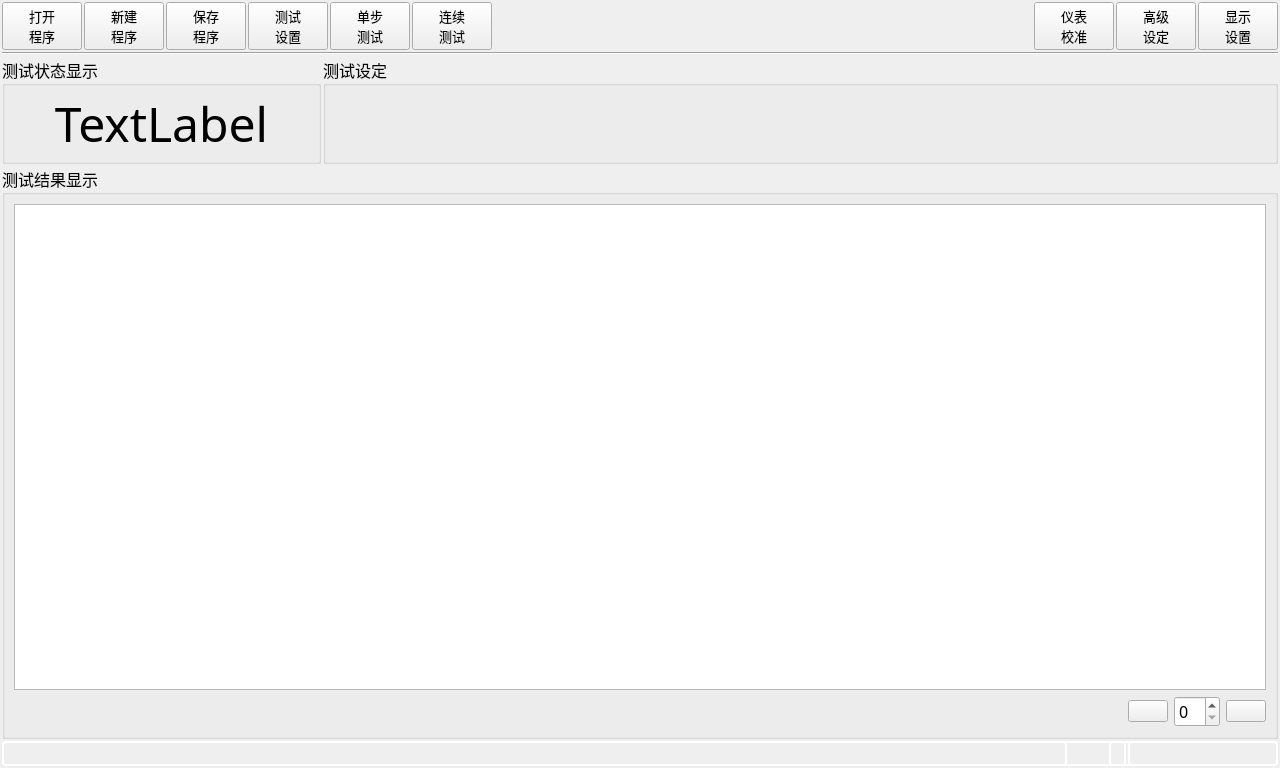
Qt form MeterMode/clsMeterMode.ui (caicaiking/WKEFactoryView2014) before a commit.
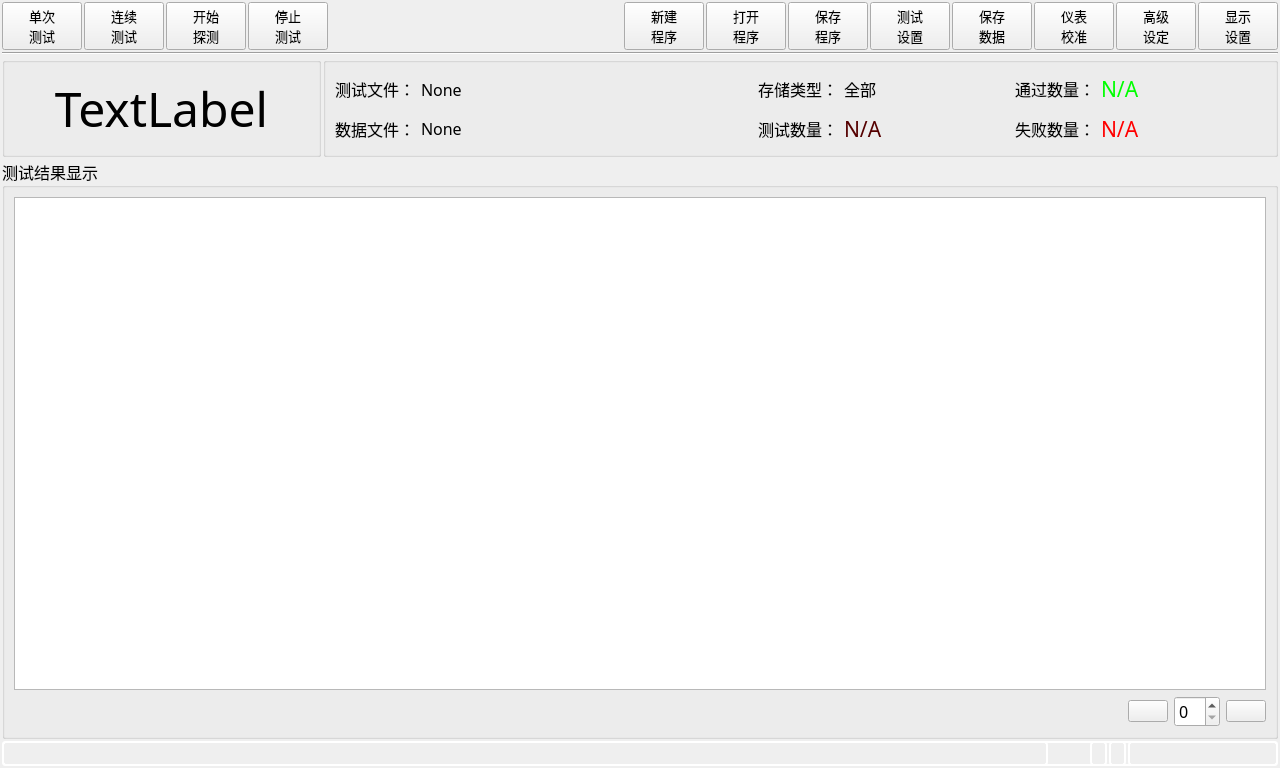
The same form after that commit. Icons and pictures are not drawn. Custom widgets are drawn as their Qt base class.

Commit message: 还有保存结果没有完成，明天就可以结束了。

The edit to the form file:
```diff
--- a/MeterMode/clsMeterMode.ui
+++ b/MeterMode/clsMeterMode.ui
@@ -40,7 +40,7 @@
     <item>
      <layout class="QHBoxLayout" name="horizontalLayout_2">
       <item>
-       <widget class="QPushButton" name="btnOpenTask">
+       <widget class="QPushButton" name="btnTrig">
         <property name="minimumSize">
          <size>
           <width>0</width>
@@ -57,12 +57,12 @@
          <string>&lt;html&gt;&lt;head/&gt;&lt;body&gt;&lt;p&gt;单击可以进行一次测试。&lt;/p&gt;&lt;/body&gt;&lt;/html&gt;</string>
         </property>
         <property name="text">
-         <string>打开
-程序</string>
+         <string>单次
+测试</string>
         </property>
         <property name="icon">
          <iconset resource="../recFile/myRes.qrc">
-          <normaloff>:/Icons/open.png</normaloff>:/Icons/open.png</iconset>
+          <normaloff>:/Icons/single.png</normaloff>:/Icons/single.png</iconset>
         </property>
         <property name="iconSize">
          <size>
@@ -70,6 +70,9 @@
           <height>20</height>
          </size>
         </property>
+        <property name="shortcut">
+         <string>Enter</string>
+        </property>
         <property name="checkable">
          <bool>false</bool>
         </property>
@@ -78,6 +81,142 @@
         </property>
        </widget>
       </item>
+      <item>
+       <widget class="QPushButton" name="btnRep">
+        <property name="minimumSize">
+         <size>
+          <width>0</width>
+          <height>40</height>
+         </size>
+        </property>
+        <property name="font">
+         <font>
+          <family>楷体</family>
+          <pointsize>10</pointsize>
+         </font>
+        </property>
+        <property name="toolTip">
+         <string>&lt;html&gt;&lt;head/&gt;&lt;body&gt;&lt;p&gt;单击可以进行一次测试。&lt;/p&gt;&lt;/body&gt;&lt;/html&gt;</string>
+        </property>
+        <property name="text">
+         <string>连续
+测试</string>
+        </property>
+        <property name="icon">
+         <iconset resource="../recFile/myRes.qrc">
+          <normaloff>:/Icons/repeat.png</normaloff>:/Icons/repeat.png</iconset>
+        </property>
+        <property name="iconSize">
+         <size>
+          <width>20</width>
+          <height>20</height>
+         </size>
+        </property>
+        <property name="checkable">
+         <bool>true</bool>
+        </property>
+        <property name="autoExclusive">
+         <bool>false</bool>
+        </property>
+       </widget>
+      </item>
+      <item>
+       <widget class="QPushButton" name="btnStartDetect">
+        <property name="minimumSize">
+         <size>
+          <width>0</width>
+          <height>40</height>
+         </size>
+        </property>
+        <property name="font">
+         <font>
+          <family>楷体</family>
+          <pointsize>10</pointsize>
+         </font>
+        </property>
+        <property name="toolTip">
+         <string>&lt;html&gt;&lt;head/&gt;&lt;body&gt;&lt;p&gt;单击可以进行一次测试。&lt;/p&gt;&lt;/body&gt;&lt;/html&gt;</string>
+        </property>
+        <property name="text">
+         <string>开始
+探测</string>
+        </property>
+        <property name="icon">
+         <iconset resource="../recFile/myRes.qrc">
+          <normaloff>:/Icons/detect.png</normaloff>:/Icons/detect.png</iconset>
+        </property>
+        <property name="iconSize">
+         <size>
+          <width>20</width>
+          <height>20</height>
+         </size>
+        </property>
+        <property name="shortcut">
+         <string>Enter</string>
+        </property>
+        <property name="checkable">
+         <bool>false</bool>
+        </property>
+        <property name="autoExclusive">
+         <bool>false</bool>
+        </property>
+       </widget>
+      </item>
+      <item>
+       <widget class="QPushButton" name="btnStop">
+        <property name="minimumSize">
+         <size>
+          <width>0</width>
+          <height>40</height>
+         </size>
+        </property>
+        <property name="font">
+         <font>
+          <family>楷体</family>
+          <pointsize>10</pointsize>
+         </font>
+        </property>
+        <property name="toolTip">
+         <string>&lt;html&gt;&lt;head/&gt;&lt;body&gt;&lt;p&gt;单击可以进行一次测试。&lt;/p&gt;&lt;/body&gt;&lt;/html&gt;</string>
+        </property>
+        <property name="text">
+         <string>停止
+测试</string>
+        </property>
+        <property name="icon">
+         <iconset resource="../recFile/myRes.qrc">
+          <normaloff>:/Icons/stop2.png</normaloff>:/Icons/stop2.png</iconset>
+        </property>
+        <property name="iconSize">
+         <size>
+          <width>20</width>
+          <height>20</height>
+         </size>
+        </property>
+        <property name="shortcut">
+         <string>Esc</string>
+        </property>
+        <property name="checkable">
+         <bool>false</bool>
+        </property>
+        <property name="autoExclusive">
+         <bool>false</bool>
+        </property>
+       </widget>
+      </item>
+      <item>
+       <spacer name="horizontalSpacer_4">
+        <property name="orientation">
+         <enum>Qt::Horizontal</enum>
+        </property>
+        <property name="sizeHint" stdset="0">
+         <size>
+          <width>40</width>
+          <height>20</height>
+         </size>
+        </property>
+       </spacer>
+      </item>
       <item>
        <widget class="QPushButton" name="btnNewTask">
         <property name="minimumSize">
@@ -117,6 +256,45 @@
         </property>
        </widget>
       </item>
+      <item>
+       <widget class="QPushButton" name="btnOpenTask">
+        <property name="minimumSize">
+         <size>
+          <width>0</width>
+          <height>40</height>
+         </size>
+        </property>
+        <property name="font">
+         <font>
+          <family>楷体</family>
+          <pointsize>10</pointsize>
+         </font>
+        </property>
+        <property name="toolTip">
+         <string>&lt;html&gt;&lt;head/&gt;&lt;body&gt;&lt;p&gt;单击可以进行一次测试。&lt;/p&gt;&lt;/body&gt;&lt;/html&gt;</string>
+        </property>
+        <property name="text">
+         <string>打开
+程序</string>
+        </property>
+        <property name="icon">
+         <iconset resource="../recFile/myRes.qrc">
+          <normaloff>:/Icons/open.png</normaloff>:/Icons/open.png</iconset>
+        </property>
+        <property name="iconSize">
+         <size>
+          <width>20</width>
+          <height>20</height>
+         </size>
+        </property>
+        <property name="checkable">
+         <bool>false</bool>
+        </property>
+        <property name="autoExclusive">
+         <bool>false</bool>
+        </property>
+       </widget>
+      </item>
       <item>
        <widget class="QPushButton" name="btnSaveTask">
         <property name="minimumSize">
@@ -196,7 +374,7 @@
        </widget>
       </item>
       <item>
-       <widget class="QPushButton" name="btnTrig">
+       <widget class="QPushButton" name="btnSaveData">
         <property name="minimumSize">
          <size>
           <width>0</width>
@@ -213,12 +391,12 @@
          <string>&lt;html&gt;&lt;head/&gt;&lt;body&gt;&lt;p&gt;单击可以进行一次测试。&lt;/p&gt;&lt;/body&gt;&lt;/html&gt;</string>
         </property>
         <property name="text">
-         <string>单步
-测试</string>
+         <string>保存
+数据</string>
         </property>
         <property name="icon">
          <iconset resource="../recFile/myRes.qrc">
-          <normaloff>:/Icons/single.png</normaloff>:/Icons/single.png</iconset>
+          <normaloff>:/Icons/stepSave.png</normaloff>:/Icons/stepSave.png</iconset>
         </property>
         <property name="iconSize">
          <size>
@@ -234,64 +412,6 @@
         </property>
        </widget>
       </item>
-      <item>
-       <widget class="QPushButton" name="btnRep">
-        <property name="minimumSize">
-         <size>
-          <width>0</width>
-          <height>40</height>
-         </size>
-        </property>
-        <property name="font">
-         <font>
-          <family>楷体</family>
-          <pointsize>10</pointsize>
-         </font>
-        </property>
-        <property name="toolTip">
-         <string>&lt;html&gt;&lt;head/&gt;&lt;body&gt;&lt;p&gt;单击可以进行一次测试。&lt;/p&gt;&lt;/body&gt;&lt;/html&gt;</string>
-        </property>
-        <property name="text">
-         <string>连续
-测试</string>
-        </property>
-        <property name="icon">
-         <iconset resource="../recFile/myRes.qrc">
-          <normaloff>:/Icons/repeat.png</normaloff>:/Icons/repeat.png</iconset>
-        </property>
-        <property name="iconSize">
-         <size>
-          <width>20</width>
-          <height>20</height>
-         </size>
-        </property>
-        <property name="checkable">
-         <bool>true</bool>
-        </property>
-        <property name="autoExclusive">
-         <bool>false</bool>
-        </property>
-       </widget>
-      </item>
-      <item>
-       <spacer name="horizontalSpacer_2">
-        <property name="font">
-         <font>
-          <family>楷体</family>
-          <pointsize>12</pointsize>
-         </font>
-        </property>
-        <property name="orientation">
-         <enum>Qt::Horizontal</enum>
-        </property>
-        <property name="sizeHint" stdset="0">
-         <size>
-          <width>40</width>
-          <height>20</height>
-         </size>
-        </property>
-       </spacer>
-      </item>
       <item>
        <widget class="QPushButton" name="btnCalibration">
         <property name="minimumSize">
@@ -402,7 +522,7 @@
          </size>
         </property>
         <property name="checkable">
-         <bool>true</bool>
+         <bool>false</bool>
         </property>
         <property name="autoExclusive">
          <bool>false</bool>
@@ -437,7 +557,7 @@
            </font>
           </property>
           <property name="title">
-           <string>测试状态显示</string>
+           <string/>
           </property>
           <layout class="QHBoxLayout" name="horizontalLayout_8">
            <property name="spacing">
@@ -495,8 +615,175 @@
            </font>
           </property>
           <property name="title">
-           <string>测试设定</string>
+           <string/>
           </property>
+          <layout class="QGridLayout" name="gridLayout" columnstretch="0,10,0,5,0,5">
+           <item row="0" column="0">
+            <widget class="QLabel" name="label">
+             <property name="font">
+              <font>
+               <family>楷体</family>
+               <pointsize>12</pointsize>
+              </font>
+             </property>
+             <property name="text">
+              <string>测试文件：</string>
+             </property>
+            </widget>
+           </item>
+           <item row="0" column="1">
+            <widget class="QLabel" name="txtTaskFile">
+             <property name="font">
+              <font>
+               <family>楷体</family>
+               <pointsize>12</pointsize>
+              </font>
+             </property>
+             <property name="text">
+              <string>None</string>
+             </property>
+            </widget>
+           </item>
+           <item row="0" column="2">
+            <widget class="QLabel" name="label_3">
+             <property name="font">
+              <font>
+               <family>楷体</family>
+               <pointsize>12</pointsize>
+              </font>
+             </property>
+             <property name="text">
+              <string>存储类型：</string>
+             </property>
+            </widget>
+           </item>
+           <item row="0" column="3">
+            <widget class="QLabel" name="txtSaveType">
+             <property name="font">
+              <font>
+               <family>楷体</family>
+               <pointsize>12</pointsize>
+              </font>
+             </property>
+             <property name="text">
+              <string>全部</string>
+             </property>
+            </widget>
+           </item>
+           <item row="0" column="4">
+            <widget class="QLabel" name="label_5">
+             <property name="font">
+              <font>
+               <family>楷体</family>
+               <pointsize>12</pointsize>
+              </font>
+             </property>
+             <property name="text">
+              <string>通过数量：</string>
+             </property>
+            </widget>
+           </item>
+           <item row="0" column="5">
+            <widget class="QLabel" name="txtPassNumber">
+             <property name="font">
+              <font>
+               <family>楷体</family>
+               <pointsize>16</pointsize>
+              </font>
+             </property>
+             <property name="styleSheet">
+              <string notr="true">color: rgb(0, 255, 0);</string>
+             </property>
+             <property name="text">
+              <string>N/A</string>
+             </property>
+            </widget>
+           </item>
+           <item row="1" column="0">
+            <widget class="QLabel" name="label_2">
+             <property name="font">
+              <font>
+               <family>楷体</family>
+               <pointsize>12</pointsize>
+              </font>
+             </property>
+             <property name="text">
+              <string>数据文件：</string>
+             </property>
+            </widget>
+           </item>
+           <item row="1" column="1">
+            <widget class="QLabel" name="txtDataFile">
+             <property name="font">
+              <font>
+               <family>楷体</family>
+               <pointsize>12</pointsize>
+              </font>
+             </property>
+             <property name="text">
+              <string>None</string>
+             </property>
+            </widget>
+           </item>
+           <item row="1" column="2">
+            <widget class="QLabel" name="label_4">
+             <property name="font">
+              <font>
+               <family>楷体</family>
+               <pointsize>12</pointsize>
+              </font>
+             </property>
+             <property name="text">
+              <string>测试数量：</string>
+             </property>
+            </widget>
+           </item>
+           <item row="1" column="3">
+            <widget class="QLabel" name="txtTestedNumber">
+             <property name="font">
+              <font>
+               <family>楷体</family>
+               <pointsize>16</pointsize>
+              </font>
+             </property>
+             <property name="styleSheet">
+              <string notr="true">color: rgb(85, 0, 0);</string>
+             </property>
+             <property name="text">
+              <string>N/A</string>
+             </property>
+            </widget>
+           </item>
+           <item row="1" column="4">
+            <widget class="QLabel" name="label_6">
+             <property name="font">
+              <font>
+               <family>楷体</family>
+               <pointsize>12</pointsize>
+              </font>
+             </property>
+             <property name="text">
+              <string>失败数量：</string>
+             </property>
+            </widget>
+           </item>
+           <item row="1" column="5">
+            <widget class="QLabel" name="txtFailNumber">
+             <property name="font">
+              <font>
+               <family>楷体</family>
+               <pointsize>16</pointsize>
+              </font>
+             </property>
+             <property name="styleSheet">
+              <string notr="true">color: rgb(255, 0, 0);</string>
+             </property>
+             <property name="text">
+              <string>N/A</string>
+             </property>
+            </widget>
+           </item>
+          </layout>
          </widget>
         </item>
        </layout>
@@ -634,7 +921,7 @@
      padding: 2px;
 </string>
       </property>
-      <layout class="QHBoxLayout" name="horizontalLayout" stretch="10,0,0,0">
+      <layout class="QHBoxLayout" name="horizontalLayout" stretch="10,0,0,0,0">
        <property name="spacing">
         <number>2</number>
        </property>
@@ -688,6 +975,28 @@
          </property>
         </spacer>
        </item>
+       <item>
+        <widget class="QLabel" name="lblTrigType">
+         <property name="font">
+          <font>
+           <family>楷体</family>
+           <pointsize>12</pointsize>
+          </font>
+         </property>
+         <property name="styleSheet">
+          <string notr="true">   border: 2px solid rgb(255, 255, 255);
+     border-radius: 4px;
+     padding: 2px;
+</string>
+         </property>
+         <property name="frameShape">
+          <enum>QFrame::NoFrame</enum>
+         </property>
+         <property name="text">
+          <string/>
+         </property>
+        </widget>
+       </item>
        <item>
         <widget class="QLabel" name="lblConnectionType">
          <property name="font">
```
The commit also changes 22 other files.
